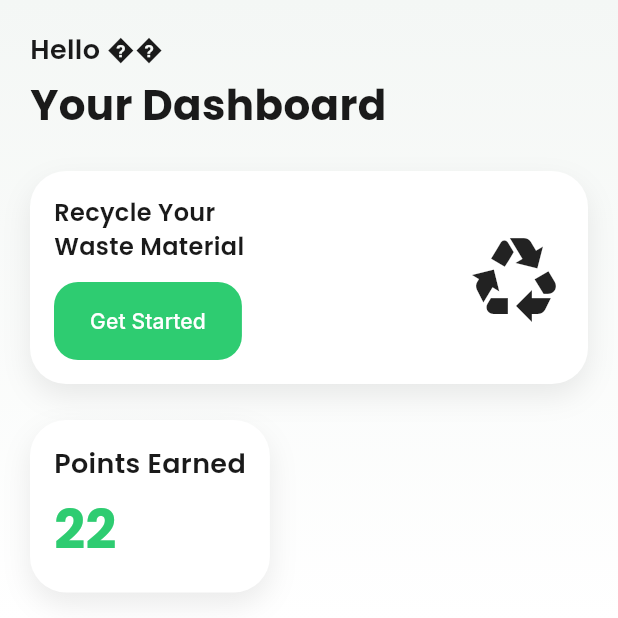
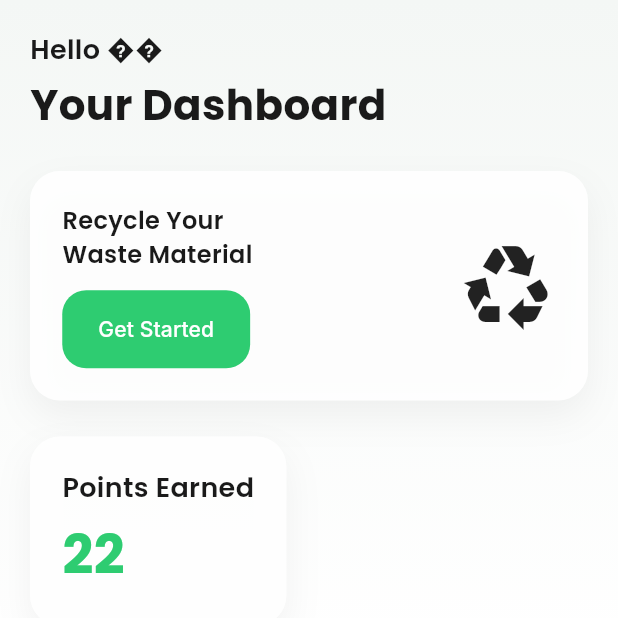
Before and after one commit to indwar7/SafaiPay, a Flutter app: the UserDashboardScreen screen opened by its route, on a phone screen of 412 x 824 dp, the top half of it. Run offline on Flutter 3.47's test engine with Material 3 defaults, Android fonts, the phone set to English and light mode, and no system bars; our stand-ins replace cloud_firestore, firebase_auth, firebase_core, geocoding, geolocator, google_fonts and 2 more; missing offline and left inert: razorpay_flutter; accounts and stored records are empty; statements that could not run were skipped.

Commit message:
auto-commit for 4083f187-5b53-4dc2-891a-9c32fae971f2

```diff
--- a/lib/core/widgets/glass_card.dart
+++ b/lib/core/widgets/glass_card.dart
@@ -1,26 +1,44 @@
 import 'package:flutter/material.dart';
+import 'dart:ui';
 
 class GlassCard extends StatelessWidget {
   final Widget child;
+  final EdgeInsetsGeometry? padding;
+  final double? height;
+  final VoidCallback? onTap;
 
-  const GlassCard({super.key, required this.child});
+  const GlassCard({
+    super.key,
+    required this.child,
+    this.padding,
+    this.height,
+    this.onTap,
+  });
 
   @override
   Widget build(BuildContext context) {
-    return Container(
-      padding: const EdgeInsets.all(16),
-      decoration: BoxDecoration(
-        color: Colors.white,
-        borderRadius: BorderRadius.circular(24),
-        boxShadow: [
-          BoxShadow(
-            color: Colors.black.withOpacity(0.08),
-            blurRadius: 16,
-            offset: const Offset(0, 8),
+    return GestureDetector(
+      onTap: onTap,
+      child: Container(
+        height: height,
+        padding: padding ?? const EdgeInsets.all(20),
+        decoration: BoxDecoration(
+          color: Colors.white.withOpacity(0.9),
+          borderRadius: BorderRadius.circular(20),
+          border: Border.all(
+            color: Colors.white.withOpacity(0.3),
+            width: 1.5,
           ),
-        ],
+          boxShadow: [
+            BoxShadow(
+              color: Colors.black.withOpacity(0.05),
+              blurRadius: 20,
+              offset: const Offset(0, 10),
+            ),
+          ],
+        ),
+        child: child,
       ),
-      child: child,
     );
   }
 }
```
Also changed, not shown: lib/core/widgets/primary_button.dart (+57 -0 lines), lib/core/widgets/quick_action_card.dart (added, +64 -0 lines), lib/core/widgets/wallet_card.dart (added, +157 -0 lines).
